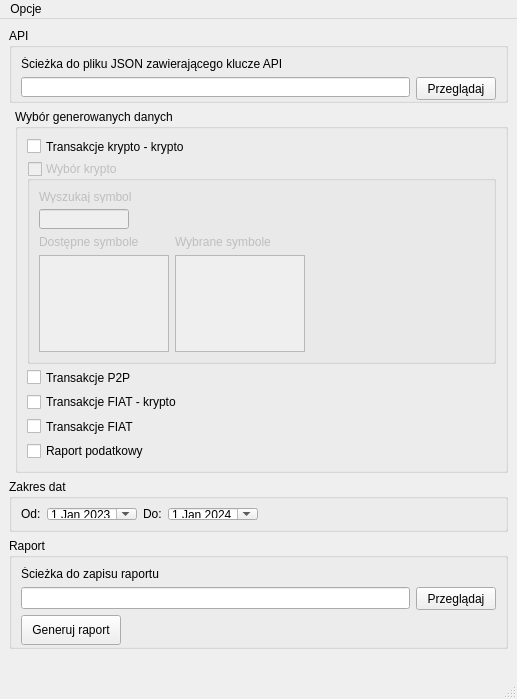
Lipovitsch/binance_report, file src/gui/gui.ui: the form before one commit.
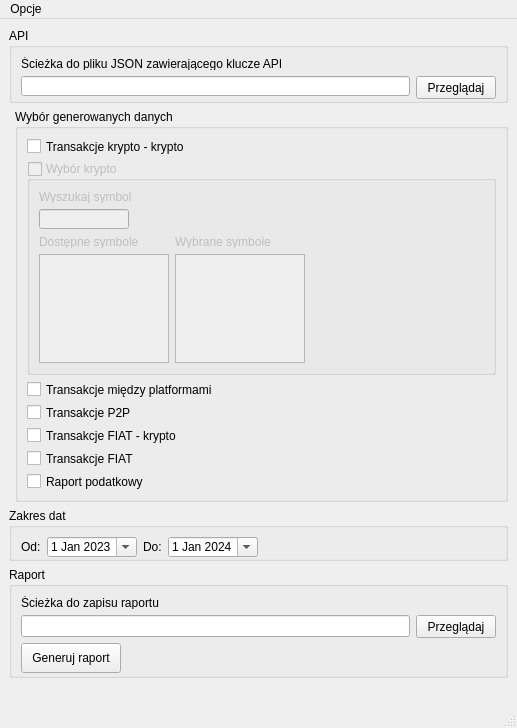
The form after the commit.

```diff
--- a/src/gui/gui.ui
+++ b/src/gui/gui.ui
@@ -7,13 +7,13 @@
     <x>0</x>
     <y>0</y>
     <width>517</width>
-    <height>699</height>
+    <height>728</height>
    </rect>
   </property>
   <property name="minimumSize">
    <size>
     <width>517</width>
-    <height>699</height>
+    <height>728</height>
    </size>
   </property>
   <property name="windowTitle">
@@ -61,6 +61,12 @@
        </item>
        <item row="0" column="0">
         <widget class="QLabel" name="label_3">
+         <property name="minimumSize">
+          <size>
+           <width>0</width>
+           <height>13</height>
+          </size>
+         </property>
          <property name="text">
           <string>Ścieżka do pliku JSON zawierającego klucze API</string>
          </property>
@@ -83,6 +89,12 @@
       <layout class="QGridLayout" name="gridLayout">
        <item row="0" column="2">
         <widget class="QLabel" name="label_2">
+         <property name="minimumSize">
+          <size>
+           <width>0</width>
+           <height>20</height>
+          </size>
+         </property>
          <property name="text">
           <string>Do:</string>
          </property>
@@ -106,7 +118,7 @@
          <property name="minimumSize">
           <size>
            <width>90</width>
-           <height>0</height>
+           <height>20</height>
           </size>
          </property>
          <property name="maximumSize">
@@ -135,7 +147,7 @@
          <property name="minimumSize">
           <size>
            <width>90</width>
-           <height>0</height>
+           <height>20</height>
           </size>
          </property>
          <property name="maximumSize">
@@ -158,6 +170,12 @@
        </item>
        <item row="0" column="0">
         <widget class="QLabel" name="label">
+         <property name="minimumSize">
+          <size>
+           <width>0</width>
+           <height>20</height>
+          </size>
+         </property>
          <property name="text">
           <string>Od:</string>
          </property>
@@ -219,6 +237,12 @@
        </item>
        <item row="0" column="0">
         <widget class="QLabel" name="label_4">
+         <property name="minimumSize">
+          <size>
+           <width>0</width>
+           <height>13</height>
+          </size>
+         </property>
          <property name="text">
           <string>Ścieżka do zapisu raportu</string>
          </property>
@@ -264,7 +288,7 @@
       <property name="minimumSize">
        <size>
         <width>0</width>
-        <height>357</height>
+        <height>384</height>
        </size>
       </property>
       <property name="title">
@@ -284,7 +308,7 @@
          </property>
         </widget>
        </item>
-       <item row="3" column="0">
+       <item row="4" column="0">
         <widget class="QCheckBox" name="GUI_CheckBox_P2P">
          <property name="minimumSize">
           <size>
@@ -297,7 +321,7 @@
          </property>
         </widget>
        </item>
-       <item row="5" column="0">
+       <item row="6" column="0">
         <widget class="QCheckBox" name="GUI_CheckBox_FIAT">
          <property name="minimumSize">
           <size>
@@ -374,6 +398,12 @@
           </item>
           <item row="2" column="0">
            <widget class="QLabel" name="GUI_Label_SymbolList">
+            <property name="minimumSize">
+             <size>
+              <width>0</width>
+              <height>13</height>
+             </size>
+            </property>
             <property name="text">
              <string>Dostępne symbole</string>
             </property>
@@ -381,6 +411,12 @@
           </item>
           <item row="2" column="1">
            <widget class="QLabel" name="GUI_Label_SymbolChosen">
+            <property name="minimumSize">
+             <size>
+              <width>0</width>
+              <height>13</height>
+             </size>
+            </property>
             <property name="text">
              <string>Wybrane symbole</string>
             </property>
@@ -394,7 +430,7 @@
             <property name="minimumSize">
              <size>
               <width>0</width>
-              <height>90</height>
+              <height>101</height>
              </size>
             </property>
             <property name="maximumSize">
@@ -410,7 +446,7 @@
             <property name="minimumSize">
              <size>
               <width>0</width>
-              <height>90</height>
+              <height>101</height>
              </size>
             </property>
             <property name="maximumSize">
@@ -424,20 +460,45 @@
          </layout>
         </widget>
        </item>
-       <item row="4" column="0">
+       <item row="5" column="0">
         <widget class="QCheckBox" name="GUI_CheckBox_FIATKrypto">
+         <property name="minimumSize">
+          <size>
+           <width>0</width>
+           <height>17</height>
+          </size>
+         </property>
          <property name="text">
           <string>Transakcje FIAT - krypto</string>
          </property>
         </widget>
        </item>
-       <item row="6" column="0">
+       <item row="7" column="0">
         <widget class="QCheckBox" name="GUI_CheckBox_RaportPodatkowy">
+         <property name="minimumSize">
+          <size>
+           <width>0</width>
+           <height>17</height>
+          </size>
+         </property>
          <property name="text">
           <string>Raport podatkowy</string>
          </property>
         </widget>
        </item>
+       <item row="3" column="0">
+        <widget class="QCheckBox" name="GUI_CheckBox_TransakcjeMiedzyPlatformami">
+         <property name="minimumSize">
+          <size>
+           <width>0</width>
+           <height>17</height>
+          </size>
+         </property>
+         <property name="text">
+          <string>Transakcje między platformami</string>
+         </property>
+        </widget>
+       </item>
       </layout>
      </widget>
     </item>
```
